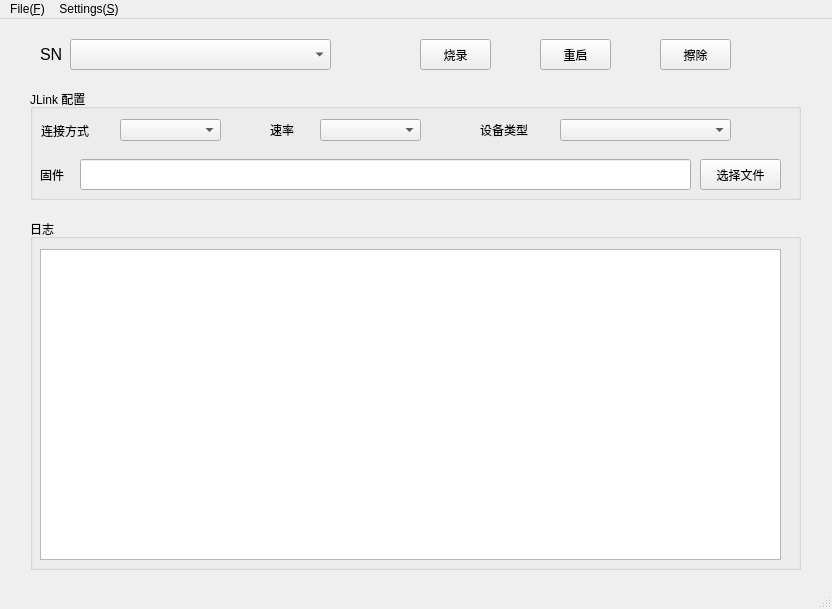
Qt form mainwindow.ui (duapple/JLink_Flush_GUI) before a commit.
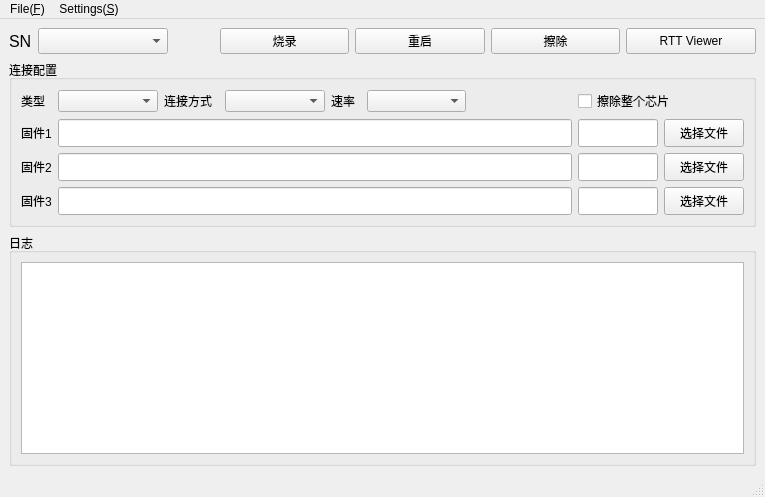
The same form after that commit. Icons and pictures are not drawn.

```diff
--- a/mainwindow.ui
+++ b/mainwindow.ui
@@ -6,8 +6,8 @@
    <rect>
     <x>0</x>
     <y>0</y>
-    <width>832</width>
-    <height>609</height>
+    <width>765</width>
+    <height>497</height>
    </rect>
   </property>
   <property name="cursor">
@@ -25,269 +25,721 @@
    </iconset>
   </property>
   <widget class="QWidget" name="centralwidget">
-   <widget class="QPushButton" name="pushButton_erase">
-    <property name="geometry">
-     <rect>
-      <x>660</x>
-      <y>20</y>
-      <width>71</width>
-      <height>31</height>
-     </rect>
-    </property>
-    <property name="text">
-     <string>擦除</string>
-    </property>
-   </widget>
-   <widget class="QPushButton" name="pushButton_dev_flush">
-    <property name="geometry">
-     <rect>
-      <x>340</x>
-      <y>20</y>
-      <width>41</width>
-      <height>31</height>
-     </rect>
-    </property>
-    <property name="cursor">
-     <cursorShape>PointingHandCursor</cursorShape>
-    </property>
-    <property name="mouseTracking">
-     <bool>true</bool>
-    </property>
-    <property name="statusTip">
-     <string>刷新设备</string>
-    </property>
-    <property name="text">
-     <string/>
-    </property>
-    <property name="icon">
-     <iconset>
-      <normalon>:/image/dev_flush.png</normalon>
-     </iconset>
-    </property>
-    <property name="iconSize">
-     <size>
-      <width>32</width>
-      <height>32</height>
-     </size>
-    </property>
-    <property name="checkable">
-     <bool>false</bool>
-    </property>
-    <property name="checked">
-     <bool>false</bool>
-    </property>
-    <property name="flat">
-     <bool>true</bool>
-    </property>
-   </widget>
-   <widget class="QLabel" name="label">
-    <property name="geometry">
-     <rect>
-      <x>40</x>
-      <y>20</y>
-      <width>31</width>
-      <height>31</height>
-     </rect>
-    </property>
-    <property name="font">
-     <font>
-      <pointsize>12</pointsize>
-     </font>
-    </property>
-    <property name="text">
-     <string>SN</string>
-    </property>
-   </widget>
-   <widget class="QPushButton" name="pushButton_flush">
-    <property name="geometry">
-     <rect>
-      <x>420</x>
-      <y>20</y>
-      <width>71</width>
-      <height>31</height>
-     </rect>
-    </property>
-    <property name="text">
-     <string>烧录</string>
-    </property>
-   </widget>
-   <widget class="QComboBox" name="comboBox_sn">
-    <property name="geometry">
-     <rect>
-      <x>70</x>
-      <y>20</y>
-      <width>261</width>
-      <height>31</height>
-     </rect>
-    </property>
-   </widget>
-   <widget class="QPushButton" name="pushButton_reboot">
-    <property name="geometry">
-     <rect>
-      <x>540</x>
-      <y>20</y>
-      <width>71</width>
-      <height>31</height>
-     </rect>
-    </property>
-    <property name="text">
-     <string>重启</string>
-    </property>
-   </widget>
-   <widget class="QGroupBox" name="groupBox">
-    <property name="geometry">
-     <rect>
-      <x>30</x>
-      <y>70</y>
-      <width>771</width>
-      <height>111</height>
-     </rect>
-    </property>
-    <property name="minimumSize">
-     <size>
-      <width>0</width>
-      <height>0</height>
-     </size>
-    </property>
-    <property name="title">
-     <string>JLink 配置</string>
-    </property>
-    <widget class="QLabel" name="label_6">
-     <property name="geometry">
-      <rect>
-       <x>450</x>
-       <y>30</y>
-       <width>71</width>
-       <height>21</height>
-      </rect>
-     </property>
-     <property name="text">
-      <string>设备类型</string>
-     </property>
-    </widget>
-    <widget class="QComboBox" name="comboBox_3_speed_2">
-     <property name="geometry">
-      <rect>
-       <x>290</x>
-       <y>30</y>
-       <width>101</width>
-       <height>22</height>
-      </rect>
-     </property>
-    </widget>
-    <widget class="QComboBox" name="comboBox_4_dev_type_2">
-     <property name="geometry">
-      <rect>
-       <x>530</x>
-       <y>30</y>
-       <width>171</width>
-       <height>22</height>
-      </rect>
-     </property>
-    </widget>
-    <widget class="QLabel" name="label_7">
-     <property name="geometry">
-      <rect>
-       <x>240</x>
-       <y>30</y>
-       <width>41</width>
-       <height>21</height>
-      </rect>
-     </property>
-     <property name="text">
-      <string>速率</string>
-     </property>
-    </widget>
-    <widget class="QLabel" name="label_8">
-     <property name="geometry">
-      <rect>
-       <x>11</x>
-       <y>31</y>
-       <width>71</width>
-       <height>21</height>
-      </rect>
-     </property>
-     <property name="text">
-      <string>连接方式</string>
-     </property>
-    </widget>
-    <widget class="QComboBox" name="comboBox_2_connect_2">
-     <property name="geometry">
-      <rect>
-       <x>90</x>
-       <y>30</y>
-       <width>101</width>
-       <height>22</height>
-      </rect>
-     </property>
-    </widget>
-    <widget class="QLineEdit" name="lineEdit_fw_path_2">
-     <property name="geometry">
-      <rect>
-       <x>50</x>
-       <y>70</y>
-       <width>611</width>
-       <height>31</height>
-      </rect>
-     </property>
-    </widget>
-    <widget class="QPushButton" name="pushButton_2_choose_fw_2">
-     <property name="geometry">
-      <rect>
-       <x>670</x>
-       <y>70</y>
-       <width>81</width>
-       <height>31</height>
-      </rect>
-     </property>
-     <property name="text">
-      <string>选择文件</string>
-     </property>
-    </widget>
-    <widget class="QLabel" name="label_9">
-     <property name="geometry">
-      <rect>
-       <x>10</x>
-       <y>70</y>
-       <width>41</width>
-       <height>31</height>
-      </rect>
-     </property>
-     <property name="text">
-      <string>固件</string>
-     </property>
-    </widget>
-   </widget>
-   <widget class="QGroupBox" name="groupBox_2">
-    <property name="geometry">
-     <rect>
-      <x>30</x>
-      <y>200</y>
-      <width>771</width>
-      <height>351</height>
-     </rect>
-    </property>
-    <property name="title">
-     <string>日志</string>
-    </property>
-    <widget class="QTextBrowser" name="textBrowser_log_2">
-     <property name="geometry">
-      <rect>
-       <x>10</x>
-       <y>30</y>
-       <width>741</width>
-       <height>311</height>
-      </rect>
-     </property>
-    </widget>
-   </widget>
+   <layout class="QGridLayout" name="gridLayout_4">
+    <item row="0" column="0">
+     <layout class="QGridLayout" name="gridLayout">
+      <item row="0" column="0">
+       <widget class="QLabel" name="label">
+        <property name="sizePolicy">
+         <sizepolicy hsizetype="Fixed" vsizetype="Fixed">
+          <horstretch>0</horstretch>
+          <verstretch>0</verstretch>
+         </sizepolicy>
+        </property>
+        <property name="minimumSize">
+         <size>
+          <width>0</width>
+          <height>25</height>
+         </size>
+        </property>
+        <property name="maximumSize">
+         <size>
+          <width>16777215</width>
+          <height>35</height>
+         </size>
+        </property>
+        <property name="font">
+         <font>
+          <pointsize>12</pointsize>
+         </font>
+        </property>
+        <property name="text">
+         <string>SN</string>
+        </property>
+       </widget>
+      </item>
+      <item row="0" column="1">
+       <widget class="QComboBox" name="comboBox_sn">
+        <property name="sizePolicy">
+         <sizepolicy hsizetype="Expanding" vsizetype="Fixed">
+          <horstretch>0</horstretch>
+          <verstretch>0</verstretch>
+         </sizepolicy>
+        </property>
+        <property name="minimumSize">
+         <size>
+          <width>0</width>
+          <height>25</height>
+         </size>
+        </property>
+        <property name="maximumSize">
+         <size>
+          <width>16777215</width>
+          <height>35</height>
+         </size>
+        </property>
+       </widget>
+      </item>
+      <item row="0" column="2">
+       <widget class="QPushButton" name="pushButton_dev_flush">
+        <property name="minimumSize">
+         <size>
+          <width>0</width>
+          <height>25</height>
+         </size>
+        </property>
+        <property name="maximumSize">
+         <size>
+          <width>16777215</width>
+          <height>35</height>
+         </size>
+        </property>
+        <property name="cursor">
+         <cursorShape>PointingHandCursor</cursorShape>
+        </property>
+        <property name="mouseTracking">
+         <bool>true</bool>
+        </property>
+        <property name="statusTip">
+         <string>刷新设备</string>
+        </property>
+        <property name="text">
+         <string/>
+        </property>
+        <property name="icon">
+         <iconset>
+          <normalon>:/image/dev_flush.png</normalon>
+         </iconset>
+        </property>
+        <property name="iconSize">
+         <size>
+          <width>28</width>
+          <height>28</height>
+         </size>
+        </property>
+        <property name="checkable">
+         <bool>false</bool>
+        </property>
+        <property name="checked">
+         <bool>false</bool>
+        </property>
+        <property name="flat">
+         <bool>true</bool>
+        </property>
+       </widget>
+      </item>
+      <item row="0" column="3">
+       <widget class="QPushButton" name="pushButton_flush">
+        <property name="sizePolicy">
+         <sizepolicy hsizetype="Expanding" vsizetype="Fixed">
+          <horstretch>0</horstretch>
+          <verstretch>0</verstretch>
+         </sizepolicy>
+        </property>
+        <property name="minimumSize">
+         <size>
+          <width>0</width>
+          <height>25</height>
+         </size>
+        </property>
+        <property name="maximumSize">
+         <size>
+          <width>16777215</width>
+          <height>35</height>
+         </size>
+        </property>
+        <property name="text">
+         <string>烧录</string>
+        </property>
+       </widget>
+      </item>
+      <item row="0" column="4">
+       <widget class="QPushButton" name="pushButton_reboot">
+        <property name="sizePolicy">
+         <sizepolicy hsizetype="Expanding" vsizetype="Fixed">
+          <horstretch>0</horstretch>
+          <verstretch>0</verstretch>
+         </sizepolicy>
+        </property>
+        <property name="minimumSize">
+         <size>
+          <width>0</width>
+          <height>25</height>
+         </size>
+        </property>
+        <property name="maximumSize">
+         <size>
+          <width>16777215</width>
+          <height>35</height>
+         </size>
+        </property>
+        <property name="text">
+         <string>重启</string>
+        </property>
+       </widget>
+      </item>
+      <item row="0" column="5">
+       <widget class="QPushButton" name="pushButton_erase">
+        <property name="sizePolicy">
+         <sizepolicy hsizetype="Expanding" vsizetype="Fixed">
+          <horstretch>0</horstretch>
+          <verstretch>0</verstretch>
+         </sizepolicy>
+        </property>
+        <property name="minimumSize">
+         <size>
+          <width>0</width>
+          <height>25</height>
+         </size>
+        </property>
+        <property name="maximumSize">
+         <size>
+          <width>16777215</width>
+          <height>35</height>
+         </size>
+        </property>
+        <property name="text">
+         <string>擦除</string>
+        </property>
+       </widget>
+      </item>
+      <item row="0" column="6">
+       <widget class="QPushButton" name="pushButton_rtt_viewer">
+        <property name="sizePolicy">
+         <sizepolicy hsizetype="Expanding" vsizetype="Fixed">
+          <horstretch>0</horstretch>
+          <verstretch>0</verstretch>
+         </sizepolicy>
+        </property>
+        <property name="minimumSize">
+         <size>
+          <width>0</width>
+          <height>25</height>
+         </size>
+        </property>
+        <property name="maximumSize">
+         <size>
+          <width>16777215</width>
+          <height>35</height>
+         </size>
+        </property>
+        <property name="autoFillBackground">
+         <bool>true</bool>
+        </property>
+        <property name="text">
+         <string>RTT Viewer</string>
+        </property>
+        <property name="flat">
+         <bool>false</bool>
+        </property>
+       </widget>
+      </item>
+     </layout>
+    </item>
+    <item row="2" column="0">
+     <widget class="QGroupBox" name="groupBox_2">
+      <property name="sizePolicy">
+       <sizepolicy hsizetype="Expanding" vsizetype="Expanding">
+        <horstretch>0</horstretch>
+        <verstretch>0</verstretch>
+       </sizepolicy>
+      </property>
+      <property name="title">
+       <string>日志</string>
+      </property>
+      <layout class="QGridLayout" name="gridLayout_3">
+       <item row="0" column="0">
+        <widget class="QTextBrowser" name="textBrowser_log_2"/>
+       </item>
+      </layout>
+     </widget>
+    </item>
+    <item row="1" column="0">
+     <widget class="QGroupBox" name="groupBox">
+      <property name="sizePolicy">
+       <sizepolicy hsizetype="Expanding" vsizetype="Expanding">
+        <horstretch>0</horstretch>
+        <verstretch>0</verstretch>
+       </sizepolicy>
+      </property>
+      <property name="minimumSize">
+       <size>
+        <width>0</width>
+        <height>0</height>
+       </size>
+      </property>
+      <property name="maximumSize">
+       <size>
+        <width>16777215</width>
+        <height>200</height>
+       </size>
+      </property>
+      <property name="title">
+       <string>连接配置</string>
+      </property>
+      <layout class="QGridLayout" name="gridLayout_2">
+       <item row="1" column="0">
+        <widget class="QLabel" name="label_9">
+         <property name="sizePolicy">
+          <sizepolicy hsizetype="Fixed" vsizetype="Expanding">
+           <horstretch>0</horstretch>
+           <verstretch>0</verstretch>
+          </sizepolicy>
+         </property>
+         <property name="minimumSize">
+          <size>
+           <width>0</width>
+           <height>25</height>
+          </size>
+         </property>
+         <property name="maximumSize">
+          <size>
+           <width>16777215</width>
+           <height>30</height>
+          </size>
+         </property>
+         <property name="text">
+          <string>固件1</string>
+         </property>
+        </widget>
+       </item>
+       <item row="3" column="1" colspan="6">
+        <widget class="QLineEdit" name="lineEdit_fw_path_4">
+         <property name="sizePolicy">
+          <sizepolicy hsizetype="Expanding" vsizetype="Expanding">
+           <horstretch>0</horstretch>
+           <verstretch>0</verstretch>
+          </sizepolicy>
+         </property>
+         <property name="minimumSize">
+          <size>
+           <width>0</width>
+           <height>25</height>
+          </size>
+         </property>
+         <property name="maximumSize">
+          <size>
+           <width>16777215</width>
+           <height>30</height>
+          </size>
+         </property>
+         <property name="clearButtonEnabled">
+          <bool>true</bool>
+         </property>
+        </widget>
+       </item>
+       <item row="1" column="1" colspan="6">
+        <widget class="QLineEdit" name="lineEdit_fw_path_2">
+         <property name="sizePolicy">
+          <sizepolicy hsizetype="Expanding" vsizetype="Expanding">
+           <horstretch>0</horstretch>
+           <verstretch>0</verstretch>
+          </sizepolicy>
+         </property>
+         <property name="minimumSize">
+          <size>
+           <width>0</width>
+           <height>25</height>
+          </size>
+         </property>
+         <property name="maximumSize">
+          <size>
+           <width>16777215</width>
+           <height>30</height>
+          </size>
+         </property>
+         <property name="autoFillBackground">
+          <bool>false</bool>
+         </property>
+         <property name="clearButtonEnabled">
+          <bool>true</bool>
+         </property>
+        </widget>
+       </item>
+       <item row="2" column="0">
+        <widget class="QLabel" name="label_10">
+         <property name="sizePolicy">
+          <sizepolicy hsizetype="Fixed" vsizetype="Expanding">
+           <horstretch>0</horstretch>
+           <verstretch>0</verstretch>
+          </sizepolicy>
+         </property>
+         <property name="minimumSize">
+          <size>
+           <width>0</width>
+           <height>25</height>
+          </size>
+         </property>
+         <property name="maximumSize">
+          <size>
+           <width>16777215</width>
+           <height>30</height>
+          </size>
+         </property>
+         <property name="text">
+          <string>固件2</string>
+         </property>
+        </widget>
+       </item>
+       <item row="2" column="8">
+        <widget class="QPushButton" name="pushButton_2_choose_fw_3">
+         <property name="sizePolicy">
+          <sizepolicy hsizetype="Fixed" vsizetype="Expanding">
+           <horstretch>0</horstretch>
+           <verstretch>0</verstretch>
+          </sizepolicy>
+         </property>
+         <property name="minimumSize">
+          <size>
+           <width>0</width>
+           <height>25</height>
+          </size>
+         </property>
+         <property name="maximumSize">
+          <size>
+           <width>16777215</width>
+           <height>30</height>
+          </size>
+         </property>
+         <property name="text">
+          <string>选择文件</string>
+         </property>
+        </widget>
+       </item>
+       <item row="3" column="8">
+        <widget class="QPushButton" name="pushButton_2_choose_fw_4">
+         <property name="sizePolicy">
+          <sizepolicy hsizetype="Fixed" vsizetype="Expanding">
+           <horstretch>0</horstretch>
+           <verstretch>0</verstretch>
+          </sizepolicy>
+         </property>
+         <property name="minimumSize">
+          <size>
+           <width>0</width>
+           <height>25</height>
+          </size>
+         </property>
+         <property name="maximumSize">
+          <size>
+           <width>16777215</width>
+           <height>30</height>
+          </size>
+         </property>
+         <property name="text">
+          <string>选择文件</string>
+         </property>
+        </widget>
+       </item>
+       <item row="0" column="0">
+        <widget class="QLabel" name="label_6">
+         <property name="sizePolicy">
+          <sizepolicy hsizetype="Fixed" vsizetype="Fixed">
+           <horstretch>0</horstretch>
+           <verstretch>0</verstretch>
+          </sizepolicy>
+         </property>
+         <property name="maximumSize">
+          <size>
+           <width>80</width>
+           <height>16777215</height>
+          </size>
+         </property>
+         <property name="layoutDirection">
+          <enum>Qt::LeftToRight</enum>
+         </property>
+         <property name="text">
+          <string>类型</string>
+         </property>
+        </widget>
+       </item>
+       <item row="2" column="1" colspan="6">
+        <widget class="QLineEdit" name="lineEdit_fw_path_3">
+         <property name="sizePolicy">
+          <sizepolicy hsizetype="Expanding" vsizetype="Expanding">
+           <horstretch>0</horstretch>
+           <verstretch>0</verstretch>
+          </sizepolicy>
+         </property>
+         <property name="minimumSize">
+          <size>
+           <width>0</width>
+           <height>25</height>
+          </size>
+         </property>
+         <property name="maximumSize">
+          <size>
+           <width>16777215</width>
+           <height>30</height>
+          </size>
+         </property>
+         <property name="clearButtonEnabled">
+          <bool>true</bool>
+         </property>
+        </widget>
+       </item>
+       <item row="0" column="2">
+        <widget class="QLabel" name="label_8">
+         <property name="sizePolicy">
+          <sizepolicy hsizetype="Fixed" vsizetype="Fixed">
+           <horstretch>0</horstretch>
+           <verstretch>0</verstretch>
+          </sizepolicy>
+         </property>
+         <property name="maximumSize">
+          <size>
+           <width>55</width>
+           <height>16777215</height>
+          </size>
+         </property>
+         <property name="layoutDirection">
+          <enum>Qt::LeftToRight</enum>
+         </property>
+         <property name="text">
+          <string>连接方式</string>
+         </property>
+        </widget>
+       </item>
+       <item row="3" column="0">
+        <widget class="QLabel" name="label_11">
+         <property name="sizePolicy">
+          <sizepolicy hsizetype="Fixed" vsizetype="Expanding">
+           <horstretch>0</horstretch>
+           <verstretch>0</verstretch>
+          </sizepolicy>
+         </property>
+         <property name="minimumSize">
+          <size>
+           <width>0</width>
+           <height>25</height>
+          </size>
+         </property>
+         <property name="maximumSize">
+          <size>
+           <width>16777215</width>
+           <height>30</height>
+          </size>
+         </property>
+         <property name="text">
+          <string>固件3</string>
+         </property>
+        </widget>
+       </item>
+       <item row="3" column="7">
+        <widget class="QLineEdit" name="lineEdit_mem_start_addr_3">
+         <property name="sizePolicy">
+          <sizepolicy hsizetype="Fixed" vsizetype="Expanding">
+           <horstretch>0</horstretch>
+           <verstretch>0</verstretch>
+          </sizepolicy>
+         </property>
+         <property name="minimumSize">
+          <size>
+           <width>0</width>
+           <height>25</height>
+          </size>
+         </property>
+         <property name="maximumSize">
+          <size>
+           <width>80</width>
+           <height>30</height>
+          </size>
+         </property>
+         <property name="baseSize">
+          <size>
+           <width>80</width>
+           <height>0</height>
+          </size>
+         </property>
+        </widget>
+       </item>
+       <item row="0" column="3">
+        <widget class="QComboBox" name="comboBox_2_connect_2">
+         <property name="sizePolicy">
+          <sizepolicy hsizetype="Fixed" vsizetype="Fixed">
+           <horstretch>0</horstretch>
+           <verstretch>0</verstretch>
+          </sizepolicy>
+         </property>
+         <property name="maximumSize">
+          <size>
+           <width>120</width>
+           <height>16777215</height>
+          </size>
+         </property>
+         <property name="contextMenuPolicy">
+          <enum>Qt::DefaultContextMenu</enum>
+         </property>
+         <property name="layoutDirection">
+          <enum>Qt::LeftToRight</enum>
+         </property>
+        </widget>
+       </item>
+       <item row="0" column="4">
+        <widget class="QLabel" name="label_7">
+         <property name="sizePolicy">
+          <sizepolicy hsizetype="Fixed" vsizetype="Fixed">
+           <horstretch>0</horstretch>
+           <verstretch>0</verstretch>
+          </sizepolicy>
+         </property>
+         <property name="maximumSize">
+          <size>
+           <width>30</width>
+           <height>16777215</height>
+          </size>
+         </property>
+         <property name="layoutDirection">
+          <enum>Qt::LeftToRight</enum>
+         </property>
+         <property name="text">
+          <string>速率</string>
+         </property>
+        </widget>
+       </item>
+       <item row="0" column="1">
+        <widget class="QComboBox" name="comboBox_4_dev_type_2">
+         <property name="sizePolicy">
+          <sizepolicy hsizetype="Maximum" vsizetype="Fixed">
+           <horstretch>0</horstretch>
+           <verstretch>0</verstretch>
+          </sizepolicy>
+         </property>
+         <property name="maximumSize">
+          <size>
+           <width>160</width>
+           <height>16777215</height>
+          </size>
+         </property>
+         <property name="layoutDirection">
+          <enum>Qt::LeftToRight</enum>
+         </property>
+        </widget>
+       </item>
+       <item row="0" column="5">
+        <widget class="QComboBox" name="comboBox_3_speed_2">
+         <property name="sizePolicy">
+          <sizepolicy hsizetype="Fixed" vsizetype="Fixed">
+           <horstretch>0</horstretch>
+           <verstretch>0</verstretch>
+          </sizepolicy>
+         </property>
+         <property name="maximumSize">
+          <size>
+           <width>120</width>
+           <height>16777215</height>
+          </size>
+         </property>
+         <property name="layoutDirection">
+          <enum>Qt::LeftToRight</enum>
+         </property>
+        </widget>
+       </item>
+       <item row="1" column="8">
+        <widget class="QPushButton" name="pushButton_2_choose_fw_2">
+         <property name="sizePolicy">
+          <sizepolicy hsizetype="Fixed" vsizetype="Expanding">
+           <horstretch>0</horstretch>
+           <verstretch>0</verstretch>
+          </sizepolicy>
+         </property>
+         <property name="minimumSize">
+          <size>
+           <width>0</width>
+           <height>25</height>
+          </size>
+         </property>
+         <property name="maximumSize">
+          <size>
+           <width>16777215</width>
+           <height>30</height>
+          </size>
+         </property>
+         <property name="text">
+          <string>选择文件</string>
+         </property>
+        </widget>
+       </item>
+       <item row="2" column="7">
+        <widget class="QLineEdit" name="lineEdit_mem_start_addr_2">
+         <property name="sizePolicy">
+          <sizepolicy hsizetype="Fixed" vsizetype="Expanding">
+           <horstretch>0</horstretch>
+           <verstretch>0</verstretch>
+          </sizepolicy>
+         </property>
+         <property name="minimumSize">
+          <size>
+           <width>0</width>
+           <height>25</height>
+          </size>
+         </property>
+         <property name="maximumSize">
+          <size>
+           <width>80</width>
+           <height>30</height>
+          </size>
+         </property>
+         <property name="baseSize">
+          <size>
+           <width>80</width>
+           <height>0</height>
+          </size>
+         </property>
+        </widget>
+       </item>
+       <item row="1" column="7">
+        <widget class="QLineEdit" name="lineEdit_mem_start_addr_1">
+         <property name="sizePolicy">
+          <sizepolicy hsizetype="Fixed" vsizetype="Expanding">
+           <horstretch>0</horstretch>
+           <verstretch>0</verstretch>
+          </sizepolicy>
+         </property>
+         <property name="minimumSize">
+          <size>
+           <width>0</width>
+           <height>25</height>
+          </size>
+         </property>
+         <property name="maximumSize">
+          <size>
+           <width>80</width>
+           <height>30</height>
+          </size>
+         </property>
+         <property name="baseSize">
+          <size>
+           <width>80</width>
+           <height>0</height>
+          </size>
+         </property>
+        </widget>
+       </item>
+       <item row="0" column="7" colspan="2">
+        <widget class="QCheckBox" name="checkBox_erase_sector">
+         <property name="sizePolicy">
+          <sizepolicy hsizetype="Fixed" vsizetype="Fixed">
+           <horstretch>0</horstretch>
+           <verstretch>0</verstretch>
+          </sizepolicy>
+         </property>
+         <property name="text">
+          <string>擦除整个芯片</string>
+         </property>
+        </widget>
+       </item>
+      </layout>
+     </widget>
+    </item>
+   </layout>
   </widget>
   <widget class="QMenuBar" name="menubar">
    <property name="geometry">
     <rect>
      <x>0</x>
      <y>0</y>
-     <width>832</width>
+     <width>765</width>
      <height>21</height>
     </rect>
    </property>
```
Left out of the diff: 12 changed lines with no effect on the pictures.
